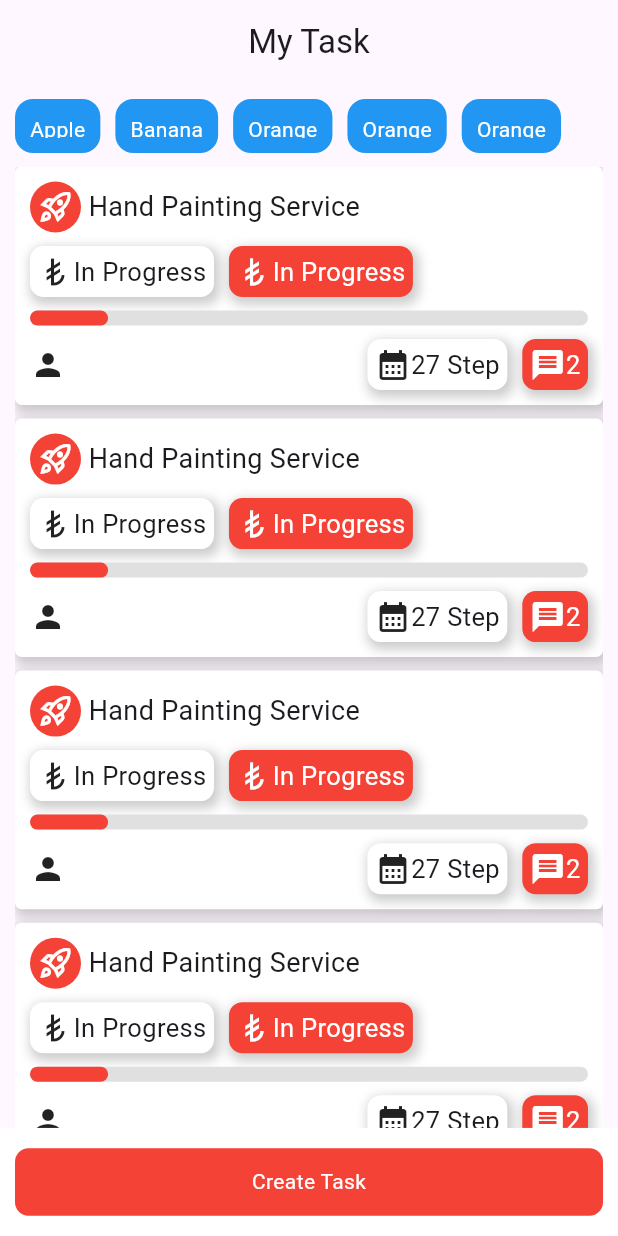
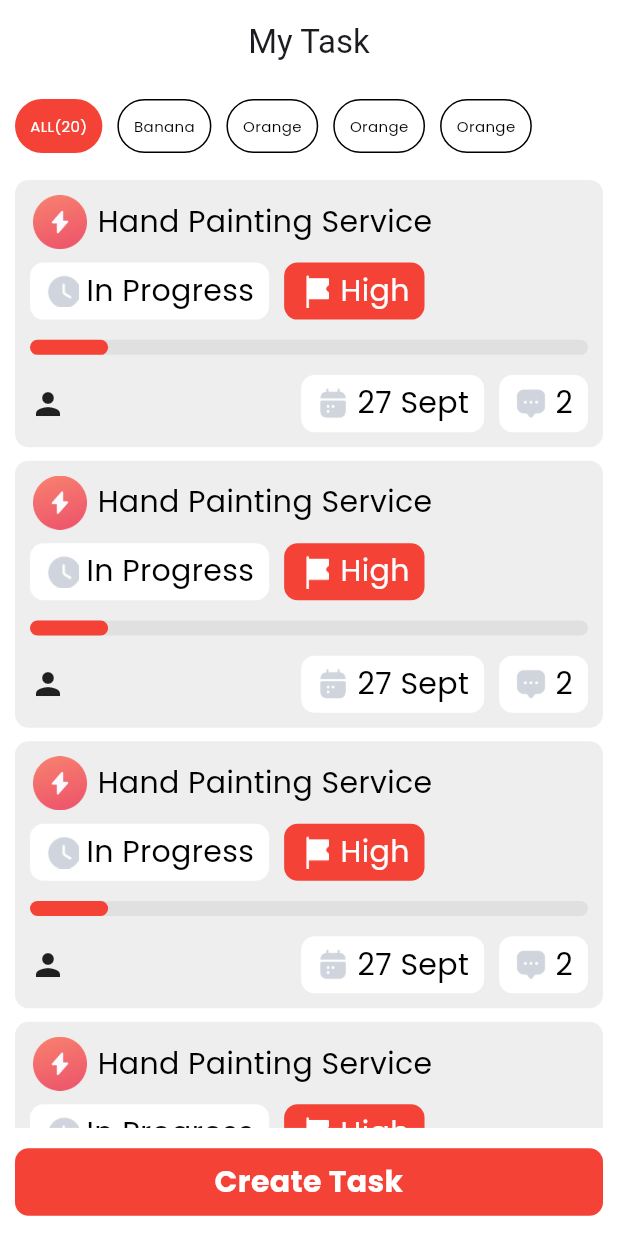
Before and after one commit to WixfordDev/koji, a Flutter app: the AdminTaskListScreen screen opened by its route, on a phone screen of 412 x 824 dp. Run offline on Flutter 3.47's test engine with Material 3 defaults, Android fonts, the phone set to English and light mode, and no system bars; our stand-ins replace cached_network_image, flutter_screenutil, flutter_svg, go_router, introduction_screen, shimmer and 1 more.

Commit message:
create task done

```diff
--- a/lib/features/admin_home/presentation/admin_task_list_screen.dart
+++ b/lib/features/admin_home/presentation/admin_task_list_screen.dart
@@ -1,6 +1,8 @@
 import 'package:flutter/material.dart';
 import 'package:flutter_screenutil/flutter_screenutil.dart';
 import 'package:koji/features/admin_home/presentation/widget/hotizontal_list.dart';
+
+import '../../../shared_widgets/custom_text.dart';
 
 class AdminTaskListScreen extends StatefulWidget {
   const AdminTaskListScreen({super.key});
@@ -13,119 +15,143 @@ class _AdminTaskListScreenState extends State<AdminTaskListScreen> {
   @override
   Widget build(BuildContext context) {
     return Scaffold(
-        appBar: AppBar(title: Text("My Task"), centerTitle: true),
-      body: Padding(padding: EdgeInsets.all(10.sp),
+      backgroundColor: Colors.white,
+      appBar: AppBar(
+        backgroundColor: Colors.white,
+        title: Text("My Task"),
+        centerTitle: true,
+      ),
+      body: Padding(
+        padding: EdgeInsets.all(10.sp),
         child: Column(
           crossAxisAlignment: CrossAxisAlignment.start,
           children: [
             HorizontalListExample(
               items: [
-            {"id": 1, "title": "Apple"},
+                {"id": 1, "title": "ALL(20)"},
                 {"id": 2, "title": "Banana"},
                 {"id": 3, "title": "Orange"},
                 {"id": 3, "title": "Orange"},
                 {"id": 3, "title": "Orange"},
               ],
               onItemSelected: (selectedItem) {
-            print("You clicked: ${selectedItem["title"]}, ID: ${selectedItem["id"]}");
+                print(
+                  "You clicked: ${selectedItem["title"]}, ID: ${selectedItem["id"]}",
+                );
               },
             ),
-        SizedBox(height: 10.h,),
-        Expanded(child: ListView.builder(
+            SizedBox(height: 20.h),
+            Expanded(
+              child: ListView.builder(
                 shrinkWrap: true,
                 physics: ScrollPhysics(),
                 itemCount: 12,
-            itemBuilder: (context,index){
-              return  Container(
+                itemBuilder: (context, index) {
+                  return Container(
                     margin: EdgeInsets.only(bottom: 10.h),
                     padding: EdgeInsets.all(10.sp),
                     decoration: BoxDecoration(
-                  color: Colors.white,
-                  borderRadius: BorderRadius.circular(5.r),
-                  boxShadow: [
-                    BoxShadow(
-                      color: Colors.black.withValues(alpha: 0.2), // shadow color
-                      spreadRadius: 2, // how much it spreads
-                      blurRadius: 6, // how soft the shadow looks
-                      offset: Offset(2, 3), // horizontal, vertical shift
-                    ),
-                  ],
+                      color: Colors.grey[200],
+                      borderRadius: BorderRadius.circular(10.r),
+                      // boxShadow: [
+                      //   BoxShadow(
+                      //     color: Colors.black.withValues(alpha: 0.2), // shadow color
+                      //     spreadRadius: 2, // how much it spreads
+                      //     blurRadius: 6, // how soft the shadow looks
+                      //     offset: Offset(2, 3), // horizontal, vertical shift
+                      //   ),
+                      // ],
                     ),
                     child: Column(
                       children: [
                         Row(
                           children: [
-                        Container(
-                          padding:EdgeInsets.all(5.sp),
-                          decoration: BoxDecoration(
-                              color: Colors.red,
-                              borderRadius: BorderRadius.circular(20.r)
+                            Image.asset(
+                              "assets/images/tasklist_buttton.png",
+                              height: 40.h,
+                              width: 40.w,
                             ),
-                          child: Icon(Icons.rocket_launch_outlined,color: Colors.white,),
+                            SizedBox(width: 5.w),
+                            CustomText(
+                              text: "Hand Painting Service",
+                              fontSize: 20.sp,
+                              color: Colors.black,
+                              fontWeight: FontWeight.w500,
+                              top: 0.h,
+                              bottom: 0.h,
                             ),
-                        SizedBox(width: 5.w,),
-                        Text("Hand Painting Service",style: TextStyle(fontSize: 18.sp),),
 
+                            // Text("Hand Painting Service",style: TextStyle(fontSize: 18.sp),),
                           ],
                         ),
-                    SizedBox(height: 10.h,),
+                        SizedBox(height: 10.h),
                         Row(
                           children: [
                             Container(
-                          padding: EdgeInsets.all(5.sp),
+                              padding: EdgeInsets.symmetric(horizontal: 10.w,vertical: 5.h),
                               decoration: BoxDecoration(
                                 color: Colors.white,
                                 borderRadius: BorderRadius.circular(10.r),
-                            boxShadow: [
-                              BoxShadow(
-                                color: Colors.black.withValues(alpha: 0.2), // shadow color
-                                spreadRadius: 2, // how much it spreads
-                                blurRadius: 6, // how soft the shadow looks
-                                offset: Offset(2, 3), // horizontal, vertical shift
+                              ),
+                              child: Row(
+                                children: [
+                                  Image.asset(
+                                    "assets/images/time_icon.png",
+                                    height: 25.h,
+                                    width: 25.h,
+                                  ),
+                                  SizedBox(width: 5.w),
+                                  CustomText(
+                                    text: "In Progress",
+                                    fontSize: 20.sp,
+                                    color: Colors.black,
+                                    fontWeight: FontWeight.w500,
+                                    top: 0.h,
+                                    bottom: 0.h,
                                   ),
                                 ],
                               ),
+                            ),
+                            SizedBox(width: 10),
+                            Container(
+                              padding: EdgeInsets.symmetric(horizontal: 10.w,vertical: 5.h),
+                              decoration: BoxDecoration(
+                                color: Colors.red,
+                                borderRadius: BorderRadius.circular(10.r),
+
+                              ),
+
                               child: Row(
                                 children: [
-                              Icon(Icons.currency_lira),
-                              Text("In Progress",style: TextStyle(fontSize: 17.sp),)
+                                  Image.asset(
+                                    "assets/images/flag.png",
+                                    height: 25.h,
+                                    width: 25.h,
+                                  ),
+                                  SizedBox(width: 5.w),
+                                  CustomText(
+                                    text: "High",
+                                    fontSize: 20.sp,
+                                    color: Colors.white,
+                                    fontWeight: FontWeight.w500,
+                                    top: 0.h,
+                                    bottom: 0.h,
+                                  ),
                                 ],
                               ),
                             ),
-                        SizedBox(width: 10,),
-                        Container(
-                          padding: EdgeInsets.all(5.sp),
-                          decoration: BoxDecoration(
-                            color: Colors.red,
-                            borderRadius: BorderRadius.circular(10.r),
-                            boxShadow: [
-                              BoxShadow(
-                                color: Colors.black.withValues(alpha: 0.2), // shadow color
-                                spreadRadius: 2, // how much it spreads
-                                blurRadius: 6, // how soft the shadow looks
-                                offset: Offset(2, 3), // horizontal, vertical shift
-                              ),
                           ],
                         ),
-                          child: Row(
-                            children: [
-                              Icon(Icons.currency_lira,color: Colors.white,),
-                              Text("In Progress",style: TextStyle(fontSize: 17.sp,color: Colors.white),)
-                            ],
-                          ),
-                        ),
-
-                      ],
-                    ),
-                    SizedBox(height: 10.h,),
+                        SizedBox(height: 15.h),
                         LinearProgressIndicator(
-                      value: 0.14, // null = indeterminate
+                          value: 0.14,
+                          // null = indeterminate
                           minHeight: 10,
                           borderRadius: BorderRadius.circular(10.r),
                           backgroundColor: Colors.grey[300],
                           valueColor: AlwaysStoppedAnimation<Color>(Colors.red),
                         ),
-                    SizedBox(height: 10.h,),
+                        SizedBox(height: 15.h),
                         Row(
                           crossAxisAlignment: CrossAxisAlignment.center,
                           mainAxisAlignment: MainAxisAlignment.spaceBetween,
@@ -134,60 +160,68 @@ class _AdminTaskListScreenState extends State<AdminTaskListScreen> {
                             Row(
                               children: [
                                 Container(
-                              padding: EdgeInsets.all(5.sp),
+                                  padding: EdgeInsets.symmetric(horizontal: 10.w,vertical: 5.h),
                                   decoration: BoxDecoration(
                                     color: Colors.white,
                                     borderRadius: BorderRadius.circular(10.r),
-                                boxShadow: [
-                                  BoxShadow(
-                                    color: Colors.black.withValues(alpha: 0.2), // shadow color
-                                    spreadRadius: 2, // how much it spreads
-                                    blurRadius: 6, // how soft the shadow looks
-                                    offset: Offset(2, 3), // horizontal, vertical shift
+
+                                  ),
+                                  child: Row(
+                                    children: [
+                                      Image.asset(
+                                        "assets/images/calendar-2.png",
+                                        height: 25.h,
+                                        width: 25.h,
+                                      ),
+                                      SizedBox(width: 5.w),
+                                      CustomText(
+                                        text: "27 Sept",
+                                        fontSize: 20.sp,
+                                        color: Colors.black,
+                                        fontWeight: FontWeight.w500,
+                                        top: 0.h,
+                                        bottom: 0.h,
                                       ),
                                     ],
                                   ),
+                                ),
+                                SizedBox(width: 10),
+                                Container(
+                                  padding: EdgeInsets.symmetric(horizontal: 10.w,vertical: 5.h),
+                                  decoration: BoxDecoration(
+                                    color: Colors.white,
+                                    borderRadius: BorderRadius.circular(10.r),
+
+                                  ),
                                   child: Row(
                                     children: [
-                                  Icon(Icons.calendar_month),
-                                  Text("27 Step",style: TextStyle(fontSize: 17.sp),)
+                                      Image.asset(
+                                        "assets/images/message.png",
+                                        height: 25.h,
+                                        width: 25.h,
+                                      ),
+                                      SizedBox(width: 5.w),
+                                      CustomText(
+                                        text: "2",
+                                        fontSize: 20.sp,
+                                        color: Colors.black,
+                                        fontWeight: FontWeight.w500,
+                                        top: 0.h,
+                                        bottom: 0.h,
+                                      ),
                                     ],
                                   ),
                                 ),
-                            SizedBox(width: 10,),
-                            Container(
-                              padding: EdgeInsets.all(5.sp),
-                              decoration: BoxDecoration(
-                                color: Colors.red,
-                                borderRadius: BorderRadius.circular(10.r),
-                                boxShadow: [
-                                  BoxShadow(
-                                    color: Colors.black.withValues(alpha: 0.2), // shadow color
-                                    spreadRadius: 2, // how much it spreads
-                                    blurRadius: 6, // how soft the shadow looks
-                                    offset: Offset(2, 3), // horizontal, vertical shift
+                              ],
                             ),
                           ],
                         ),
-                              child: Row(
-                                children: [
-                                  Icon(Icons.message,color: Colors.white,),
-                                  Text("2",style: TextStyle(fontSize: 17.sp,color: Colors.white),)
-                                ],
-                              ),
-                            ),
-
-                          ],
-                        ),
-                      ],
-                    )
                       ],
                     ),
                   );
-            }
-          ))
-
-
+                },
+              ),
+            ),
           ],
         ),
       ),
@@ -203,14 +237,20 @@ class _AdminTaskListScreenState extends State<AdminTaskListScreen> {
             width: double.infinity,
             decoration: BoxDecoration(
               color: Colors.red,
-              borderRadius: BorderRadius.circular(10.r)
-
+              borderRadius: BorderRadius.circular(10.r),
             ),
-            child: Text("Create Task",style:TextStyle(color: Colors.white),),
+            child:    CustomText(
+              text: "Create Task",
+              fontSize: 20.sp,
+              color: Colors.white,
+              fontWeight: FontWeight.w800,
+              top: 0.h,
+              bottom: 0.h,
+            ),
+            // child: Text("Create Task", style: TextStyle(color: Colors.white)),
           ),
         ),
       ),
-
     );
   }
 }
--- a/lib/features/admin_home/presentation/widget/hotizontal_list.dart
+++ b/lib/features/admin_home/presentation/widget/hotizontal_list.dart
@@ -1,5 +1,7 @@
 import 'package:flutter/material.dart';
 import 'package:flutter_screenutil/flutter_screenutil.dart';
+
+import '../../../../shared_widgets/custom_text.dart';
 
 class HorizontalListExample extends StatefulWidget {
   final List<Map<String, dynamic>> items; // pass your data list
@@ -16,7 +18,7 @@ class HorizontalListExample extends StatefulWidget {
 }
 
 class _HorizontalListExampleState extends State<HorizontalListExample> {
-  int selectedIndex = -1;
+  int selectedIndex = 0;
 
   @override
   Widget build(BuildContext context) {
@@ -38,17 +40,28 @@ class _HorizontalListExampleState extends State<HorizontalListExample> {
               widget.onItemSelected(item); // return object
             },
             child: Container(
-              // width: 80.w,
               padding: EdgeInsets.all(10.sp),
               decoration: BoxDecoration(
-                color: isSelected ? Colors.red : Colors.blue,
-                borderRadius: BorderRadius.circular(12),
+                border: isSelected?null: Border.all(
+                  width: 1,
+                  color: Colors.black
+                ),
+                color: isSelected ? Colors.red : Colors.white,
+                borderRadius: BorderRadius.circular(30.r),
               ),
               alignment: Alignment.center,
-              child: Text(
-                item["title"], // show map value
-                style: const TextStyle(color: Colors.white),
+              child:     CustomText(
+                text: "${item["title"]}",
+                fontSize: 10.sp,
+                color:  isSelected ? Colors.white : Colors.black,
+                fontWeight: FontWeight.w500,
+                top: 0.h,
+                bottom: 0.h,
               ),
+              // child: Text(
+              //   item["title"], // show map value
+              //   style: const TextStyle(color: Colors.white),
+              // ),
             ),
           );
         },
```
Also changed, not shown: assets/images/calendar-2.png (added), assets/images/flag.png (added), assets/images/message.png (added), assets/images/tasklist_buttton.png (added), assets/images/time_icon.png (added). Lines whose indentation alone changed are shown as unchanged.
